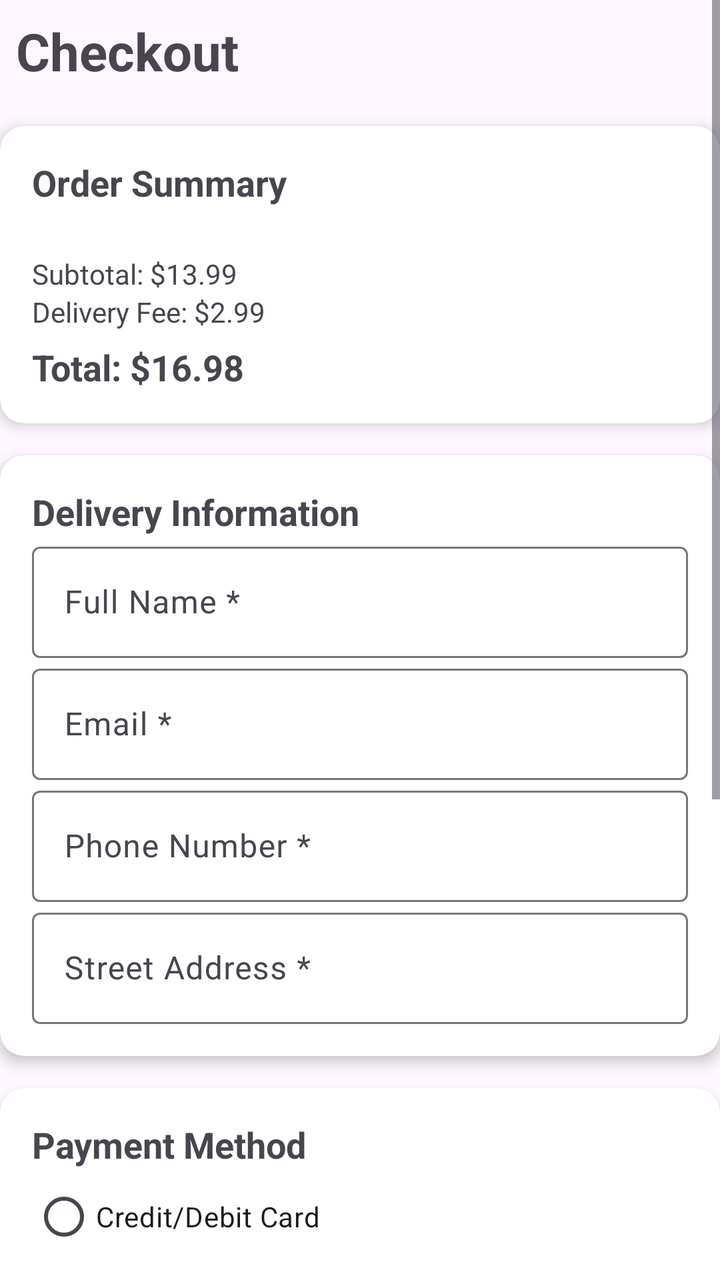
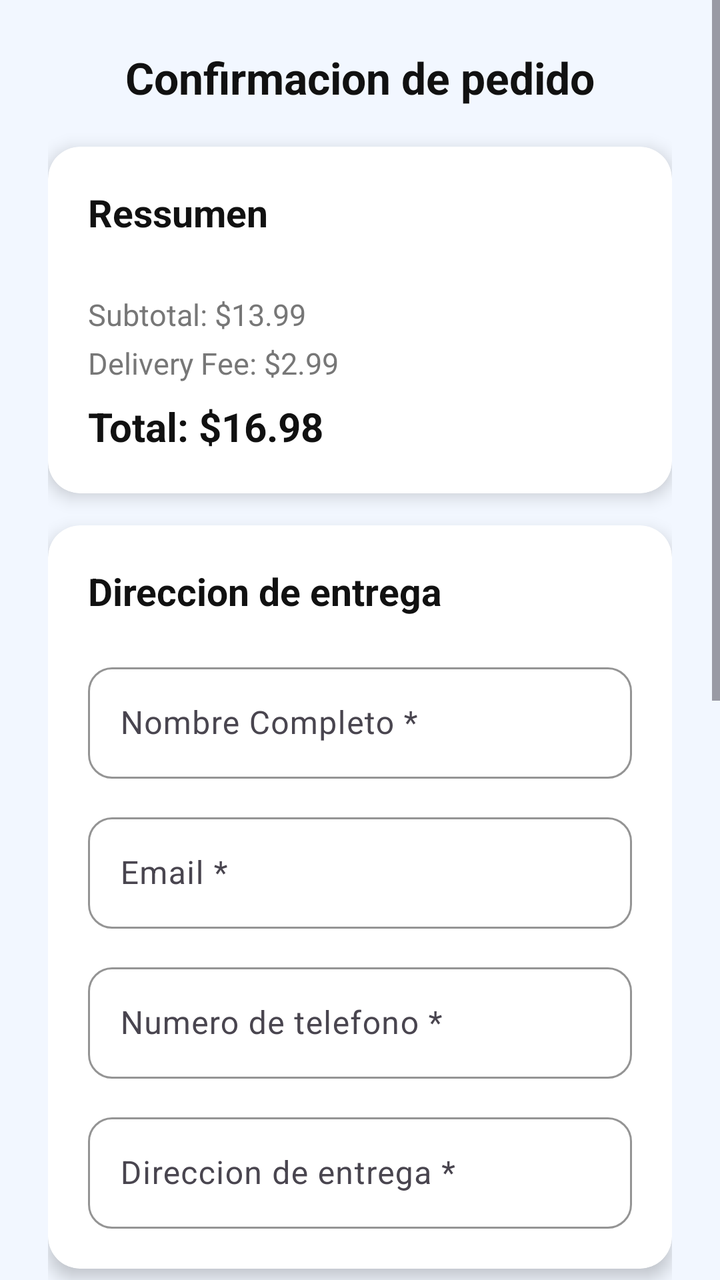

An Android layout rendered at two revisions. The XML below is the earlier revision; the diff shows what the commit changed to produce the second picture.
<!-- AndroidManifest.xml: application theme Theme.MyApplication -->
<!-- res/layout/fragment_checkout.xml -->
<?xml version="1.0" encoding="utf-8"?>
<ScrollView xmlns:android="http://schemas.android.com/apk/res/android"
    xmlns:tools="http://schemas.android.com/tools"
    android:layout_width="match_parent"
    android:layout_height="match_parent"
    xmlns:app="http://schemas.android.com/apk/res-auto"
    tools:context=".features.order.presentation.fragment.CheckoutFragment">

    <LinearLayout
        android:orientation="vertical"
        android:layout_width="match_parent"
        android:layout_height="wrap_content">

        <TextView
            android:text="Checkout"
            android:textSize="26sp"
            android:textStyle="bold"
            android:layout_width="wrap_content"
            android:layout_height="wrap_content"
            android:padding="8dp" />

        
        <androidx.cardview.widget.CardView
            android:layout_width="match_parent"
            android:layout_height="wrap_content"
            app:cardCornerRadius="12dp"
            android:layout_marginTop="12dp"
            app:cardElevation="4dp">

            <LinearLayout
                android:orientation="vertical"
                android:padding="16dp"
                android:layout_width="match_parent"
                android:layout_height="wrap_content">

                <TextView
                    android:text="Order Summary"
                    android:textStyle="bold"
                    android:textSize="18sp"
                    android:layout_width="wrap_content"
                    android:layout_height="wrap_content" />

                
                <androidx.recyclerview.widget.RecyclerView
                    android:id="@+id/recyclerCheckout"
                    android:orientation="horizontal"
                    android:layout_width="match_parent"
                    android:layout_height="wrap_content"
                    android:paddingTop="12dp"/>

                <TextView
                    android:id="@+id/subtotalText"
                    android:text="Subtotal: $13.99"
                    android:layout_marginTop="12dp"
                    android:layout_width="wrap_content"
                    android:layout_height="wrap_content" />

                <TextView
                    android:id="@+id/deliveryFeeText"
                    android:text="Delivery Fee: $2.99"
                    android:layout_width="wrap_content"
                    android:layout_height="wrap_content" />

                <TextView
                    android:id="@+id/totalText"
                    android:text="Total: $16.98"
                    android:textStyle="bold"
                    android:textSize="18sp"
                    android:layout_marginTop="6dp"
                    android:layout_width="wrap_content"
                    android:layout_height="wrap_content" />
            </LinearLayout>
        </androidx.cardview.widget.CardView>

        
        <androidx.cardview.widget.CardView
            android:layout_width="match_parent"
            android:layout_height="wrap_content"
            android:layout_marginTop="16dp"
            app:cardCornerRadius="12dp"
            app:cardElevation="4dp">

            <LinearLayout
                android:orientation="vertical"
                android:padding="16dp"
                android:layout_width="match_parent"
                android:layout_height="wrap_content">

                <TextView
                    android:text="Delivery Information"
                    android:textSize="18sp"
                    android:textStyle="bold"
                    android:layout_width="wrap_content"
                    android:layout_height="wrap_content" />

                <com.google.android.material.textfield.TextInputLayout
                    android:layout_width="match_parent"
                    android:layout_height="wrap_content"
                    android:hint="Full Name *">

                    <com.google.android.material.textfield.TextInputEditText
                        android:id="@+id/inputName"
                        android:layout_width="match_parent"
                        android:layout_height="wrap_content"/>
                </com.google.android.material.textfield.TextInputLayout>

                <com.google.android.material.textfield.TextInputLayout
                    android:layout_width="match_parent"
                    android:layout_height="wrap_content"
                    android:hint="Email *">

                    <com.google.android.material.textfield.TextInputEditText
                        android:id="@+id/inputEmail"
                        android:layout_width="match_parent"
                        android:layout_height="wrap_content"/>
                </com.google.android.material.textfield.TextInputLayout>

                <com.google.android.material.textfield.TextInputLayout
                    android:layout_width="match_parent"
                    android:layout_height="wrap_content"
                    android:hint="Phone Number *">

                    <com.google.android.material.textfield.TextInputEditText
                        android:id="@+id/inputPhone"
                        android:layout_width="match_parent"
                        android:layout_height="wrap_content"/>
                </com.google.android.material.textfield.TextInputLayout>

                <com.google.android.material.textfield.TextInputLayout
                    android:layout_width="match_parent"
                    android:layout_height="wrap_content"
                    android:hint="Street Address *">

                    <com.google.android.material.textfield.TextInputEditText
                        android:id="@+id/inputAddress"
                        android:layout_width="match_parent"
                        android:layout_height="wrap_content"/>
                </com.google.android.material.textfield.TextInputLayout>
            </LinearLayout>
        </androidx.cardview.widget.CardView>

        
        <androidx.cardview.widget.CardView
            android:layout_width="match_parent"
            android:layout_height="wrap_content"
            android:layout_marginTop="16dp"
            app:cardCornerRadius="12dp"
            app:cardElevation="4dp">

            <LinearLayout
                android:orientation="vertical"
                android:padding="16dp"
                android:layout_width="match_parent"
                android:layout_height="wrap_content">

                <TextView
                    android:text="Payment Method"
                    android:textSize="18sp"
                    android:textStyle="bold"
                    android:layout_width="wrap_content"
                    android:layout_height="wrap_content" />

                <RadioGroup
                    android:id="@+id/paymentGroup"
                    android:layout_width="match_parent"
                    android:layout_height="wrap_content">

                    <RadioButton
                        android:id="@+id/payCard"
                        android:layout_height="match_parent"
                        android:layout_width="wrap_content"
                        android:text="Credit/Debit Card"/>

                    <RadioButton
                        android:id="@+id/payCash"
                        android:text="Cash on Delivery"
                        android:layout_height="match_parent"
                        android:layout_width="wrap_content"/>
                </RadioGroup>
            </LinearLayout>
        </androidx.cardview.widget.CardView>

        <androidx.cardview.widget.CardView
            android:layout_width="match_parent"
            android:layout_height="wrap_content"
            android:layout_marginTop="16dp"
            app:cardCornerRadius="12dp"
            app:cardElevation="4dp">

            <LinearLayout
                android:orientation="vertical"
                android:padding="16dp"
                android:layout_width="match_parent"
                android:layout_height="wrap_content">

                <TextView
                    android:text="Schedule Delivery"
                    android:textSize="18sp"
                    android:textStyle="bold"
                    android:layout_width="wrap_content"
                    android:layout_height="wrap_content" />

                
                <TextView
                    android:text="Delivery Date"
                    android:textStyle="bold"
                    android:layout_marginTop="12dp"
                    android:layout_width="wrap_content"
                    android:layout_height="wrap_content"/>

                <com.google.android.material.textfield.TextInputLayout
                    android:layout_width="match_parent"
                    android:layout_height="wrap_content">

                    <com.google.android.material.textfield.TextInputEditText
                        android:id="@+id/inputDate"
                        android:focusable="false"
                        android:clickable="true"
                        android:hint="Select Date"
                        android:layout_width="match_parent"
                        android:layout_height="wrap_content"/>
                </com.google.android.material.textfield.TextInputLayout>

                
                <TextView
                    android:text="Delivery Time"
                    android:textStyle="bold"
                    android:layout_marginTop="12dp"
                    android:layout_width="wrap_content"
                    android:layout_height="wrap_content"/>

                <com.google.android.material.textfield.TextInputLayout
                    android:layout_width="match_parent"
                    android:layout_height="wrap_content">

                    <com.google.android.material.textfield.TextInputEditText
                        android:id="@+id/inputTime"
                        android:focusable="false"
                        android:clickable="true"
                        android:hint="Select Time"
                        android:layout_width="match_parent"
                        android:layout_height="wrap_content"/>
                </com.google.android.material.textfield.TextInputLayout>

            </LinearLayout>
        </androidx.cardview.widget.CardView>

        
        <Button
            android:id="@+id/btnPlaceOrder"
            android:text="Place Order - $16.98"
            android:layout_marginTop="24dp"
            android:backgroundTint="@android:color/black"
            android:textColor="@android:color/white"
            android:layout_width="match_parent"
            android:layout_height="wrap_content" />

    </LinearLayout>

</ScrollView>
<!-- resources referenced by this layout -->
<resources>
  <style name="Theme.MyApplication" parent="Base.Theme.MyApplication" />
  <style name="Base.Theme.MyApplication" parent="Theme.Material3.DayNight.NoActionBar">
          
          
      </style>
</resources>

<!-- the commit's change to res/layout/fragment_checkout.xml (unified diff, before → after) -->
@@ -1,259 +1,370 @@
 <?xml version="1.0" encoding="utf-8"?>
-<ScrollView xmlns:android="http://schemas.android.com/apk/res/android"
+<ScrollView
+    xmlns:android="http://schemas.android.com/apk/res/android"
+    xmlns:app="http://schemas.android.com/apk/res-auto"
     xmlns:tools="http://schemas.android.com/tools"
     android:layout_width="match_parent"
     android:layout_height="match_parent"
-    xmlns:app="http://schemas.android.com/apk/res-auto"
+    android:background="@color/main_screen"
+    android:fillViewport="true"
     tools:context=".features.order.presentation.fragment.CheckoutFragment">
 
     <LinearLayout
+        android:layout_width="match_parent"
+        android:layout_height="wrap_content"
         android:orientation="vertical"
-        android:layout_width="match_parent"
-        android:layout_height="wrap_content">
-
+        android:padding="24dp">
+
+        
         <TextView
-            android:text="Checkout"
-            android:textSize="26sp"
+            android:layout_width="match_parent"
+            android:layout_height="wrap_content"
+            android:text="Confirmacion de pedido"
+            android:textColor="@color/foodstore_text"
+            android:textSize="22sp"
             android:textStyle="bold"
-            android:layout_width="wrap_content"
-            android:layout_height="wrap_content"
-            android:padding="8dp" />
-
-        
+            android:gravity="center"
+            android:layout_marginBottom="20dp"/>
+
+
         <androidx.cardview.widget.CardView
             android:layout_width="match_parent"
             android:layout_height="wrap_content"
-            app:cardCornerRadius="12dp"
-            android:layout_marginTop="12dp"
-            app:cardElevation="4dp">
+            app:cardBackgroundColor="@color/foodstore_surface"
+            app:cardCornerRadius="16dp"
+            app:cardElevation="5dp">
 
             <LinearLayout
+                android:layout_width="match_parent"
+                android:layout_height="wrap_content"
                 android:orientation="vertical"
-                android:padding="16dp"
-                android:layout_width="match_parent"
-                android:layout_height="wrap_content">
-
-                <TextView
-                    android:text="Order Summary"
-                    android:textStyle="bold"
-                    android:textSize="18sp"
-                    android:layout_width="wrap_content"
-                    android:layout_height="wrap_content" />
-
-                
+                android:padding="20dp">
+
+                <TextView
+                    android:layout_width="match_parent"
+                    android:layout_height="wrap_content"
+                    android:text="Ressumen"
+                    android:textColor="@color/foodstore_text"
+                    android:textSize="19sp"
+                    android:textStyle="bold"/>
+
                 <androidx.recyclerview.widget.RecyclerView
                     android:id="@+id/recyclerCheckout"
-                    android:orientation="horizontal"
-                    android:layout_width="match_parent"
-                    android:layout_height="wrap_content"
-                    android:paddingTop="12dp"/>
-
+                    android:layout_width="match_parent"
+                    android:layout_height="wrap_content"
+                    android:layout_marginTop="12dp"
+                    android:orientation="horizontal"/>
+
+                
                 <TextView
                     android:id="@+id/subtotalText"
+                    android:layout_width="match_parent"
+                    android:layout_height="wrap_content"
+                    android:layout_marginTop="16dp"
                     android:text="Subtotal: $13.99"
-                    android:layout_marginTop="12dp"
-                    android:layout_width="wrap_content"
-                    android:layout_height="wrap_content" />
-
+                    android:textColor="@color/foodstore_text_secondary"
+                    android:textSize="15sp"/>
+
+                
                 <TextView
                     android:id="@+id/deliveryFeeText"
+                    android:layout_width="match_parent"
+                    android:layout_height="wrap_content"
+                    android:layout_marginTop="4dp"
                     android:text="Delivery Fee: $2.99"
-                    android:layout_width="wrap_content"
-                    android:layout_height="wrap_content" />
-
+                    android:textColor="@color/foodstore_text_secondary"
+                    android:textSize="15sp"/>
+
+                
                 <TextView
                     android:id="@+id/totalText"
+                    android:layout_width="match_parent"
+                    android:layout_height="wrap_content"
+                    android:layout_marginTop="8dp"
                     android:text="Total: $16.98"
+                    android:textColor="@color/foodstore_text"
+                    android:textSize="20sp"
+                    android:textStyle="bold"/>
+
+            </LinearLayout>
+
+        </androidx.cardview.widget.CardView>
+
+        
+        <androidx.cardview.widget.CardView
+            android:layout_width="match_parent"
+            android:layout_height="wrap_content"
+            android:layout_marginTop="16dp"
+            app:cardBackgroundColor="@color/foodstore_surface"
+            app:cardCornerRadius="16dp"
+            app:cardElevation="5dp">
+
+            <LinearLayout
+                android:layout_width="match_parent"
+                android:layout_height="wrap_content"
+                android:orientation="vertical"
+                android:padding="20dp">
+
+                <TextView
+                    android:layout_width="match_parent"
+                    android:layout_height="wrap_content"
+                    android:text="Direccion de entrega"
+                    android:textColor="@color/foodstore_text"
+                    android:textSize="19sp"
                     android:textStyle="bold"
-                    android:textSize="18sp"
-                    android:layout_marginTop="6dp"
-                    android:layout_width="wrap_content"
-                    android:layout_height="wrap_content" />
+                    android:layout_marginBottom="4dp"/>
+
+
+                
+                <com.google.android.material.textfield.TextInputLayout
+                    android:layout_width="match_parent"
+                    android:layout_height="wrap_content"
+                    android:layout_marginTop="16dp"
+                    android:hint="Nombre Completo *"
+                    app:boxBackgroundMode="outline"
+                    app:boxCornerRadiusTopStart="12dp"
+                    app:boxCornerRadiusTopEnd="12dp"
+                    app:boxCornerRadiusBottomStart="12dp"
+                    app:boxCornerRadiusBottomEnd="12dp"
+                    app:boxStrokeColor="@color/foodstore_primary">
+
+                    <com.google.android.material.textfield.TextInputEditText
+                        android:id="@+id/inputName"
+                        android:layout_width="match_parent"
+                        android:layout_height="wrap_content"
+                        android:inputType="textPersonName"
+                        android:textSize="16sp"
+                        android:textColor="@android:color/black"
+                        android:textColorHint="@color/foodstore_text_secondary"
+                        />
+
+                </com.google.android.material.textfield.TextInputLayout>
+
+
+                
+                <com.google.android.material.textfield.TextInputLayout
+                    android:layout_width="match_parent"
+                    android:layout_height="wrap_content"
+                    android:layout_marginTop="14dp"
+                    android:hint="Email *"
+                    app:boxBackgroundMode="outline"
+                    app:boxCornerRadiusTopStart="12dp"
+                    app:boxCornerRadiusTopEnd="12dp"
+                    app:boxCornerRadiusBottomStart="12dp"
+                    app:boxCornerRadiusBottomEnd="12dp"
+                    app:boxStrokeColor="@color/foodstore_primary">
+
+                    <com.google.android.material.textfield.TextInputEditText
+                        android:id="@+id/inputEmail"
+                        android:layout_width="match_parent"
+                        android:layout_height="wrap_content"
+                        android:inputType="textEmailAddress"
+                        android:textSize="16sp"
+                        android:textColor="@android:color/black"
+                        android:textColorHint="@color/foodstore_text_secondary"/>
+
+
+                </com.google.android.material.textfield.TextInputLayout>
+
+
+                
+                <com.google.android.material.textfield.TextInputLayout
+                    android:layout_width="match_parent"
+                    android:layout_height="wrap_content"
+                    android:layout_marginTop="14dp"
+                    android:hint="Numero de telefono *"
+                    app:boxBackgroundMode="outline"
+                    app:boxCornerRadiusTopStart="12dp"
+                    app:boxCornerRadiusTopEnd="12dp"
+                    app:boxCornerRadiusBottomStart="12dp"
+                    app:boxCornerRadiusBottomEnd="12dp"
+                    app:boxStrokeColor="@color/foodstore_primary">
+
+                    <com.google.android.material.textfield.TextInputEditText
+                        android:id="@+id/inputPhone"
+                        android:layout_width="match_parent"
+                        android:layout_height="wrap_content"
+                        android:inputType="phone"
+                        android:textSize="16sp"
+                        android:textColor="@android:color/black"
+                        android:textColorHint="@color/foodstore_text_secondary"/>
+
+                </com.google.android.material.textfield.TextInputLayout>
+
+
+                
+                <com.google.android.material.textfield.TextInputLayout
+                    android:layout_width="match_parent"
+                    android:layout_height="wrap_content"
+                    android:layout_marginTop="14dp"
+                    android:hint="Direccion de entrega *"
+                    app:boxBackgroundMode="outline"
+                    app:boxCornerRadiusTopStart="12dp"
+                    app:boxCornerRadiusTopEnd="12dp"
+                    app:boxCornerRadiusBottomStart="12dp"
+                    app:boxCornerRadiusBottomEnd="12dp"
+                    app:boxStrokeColor="@color/foodstore_primary">
+
+                    <com.google.android.material.textfield.TextInputEditText
+                        android:id="@+id/inputAddress"
+                        android:layout_width="match_parent"
+                        android:layout_height="wrap_content"
+                        android:inputType="textPostalAddress"
+                        android:textSize="16sp"
+                        android:textColor="@android:color/black"
+                        android:textColorHint="@color/foodstore_text_secondary"/>
+
+                </com.google.android.material.textfield.TextInputLayout>
+
             </LinearLayout>
+
         </androidx.cardview.widget.CardView>
 
         
+
         <androidx.cardview.widget.CardView
             android:layout_width="match_parent"
             android:layout_height="wrap_content"
             android:layout_marginTop="16dp"
-            app:cardCornerRadius="12dp"
-            app:cardElevation="4dp">
+            app:cardBackgroundColor="@color/foodstore_surface"
+            app:cardCornerRadius="16dp"
+            app:cardElevation="5dp">
 
             <LinearLayout
+                android:layout_width="match_parent"
+                android:layout_height="wrap_content"
                 android:orientation="vertical"
-                android:padding="16dp"
-                android:layout_width="match_parent"
-                android:layout_height="wrap_content">
-
-                <TextView
-                    android:text="Delivery Information"
-                    android:textSize="18sp"
-                    android:textStyle="bold"
-                    android:layout_width="wrap_content"
-                    android:layout_height="wrap_content" />
-
-                <com.google.android.material.textfield.TextInputLayout
-                    android:layout_width="match_parent"
-                    android:layout_height="wrap_content"
-                    android:hint="Full Name *">
-
-                    <com.google.android.material.textfield.TextInputEditText
-                        android:id="@+id/inputName"
-                        android:layout_width="match_parent"
-                        android:layout_height="wrap_content"/>
-                </com.google.android.material.textfield.TextInputLayout>
-
-                <com.google.android.material.textfield.TextInputLayout
-                    android:layout_width="match_parent"
-                    android:layout_height="wrap_content"
-                    android:hint="Email *">
-
-                    <com.google.android.material.textfield.TextInputEditText
-                        android:id="@+id/inputEmail"
-                        android:layout_width="match_parent"
-                        android:layout_height="wrap_content"/>
-                </com.google.android.material.textfield.TextInputLayout>
-
-                <com.google.android.material.textfield.TextInputLayout
-                    android:layout_width="match_parent"
-                    android:layout_height="wrap_content"
-                    android:hint="Phone Number *">
-
-                    <com.google.android.material.textfield.TextInputEditText
-                        android:id="@+id/inputPhone"
-                        android:layout_width="match_parent"
-                        android:layout_height="wrap_content"/>
-                </com.google.android.material.textfield.TextInputLayout>
-
-                <com.google.android.material.textfield.TextInputLayout
-                    android:layout_width="match_parent"
-                    android:layout_height="wrap_content"
-                    android:hint="Street Address *">
-
-                    <com.google.android.material.textfield.TextInputEditText
-                        android:id="@+id/inputAddress"
-                        android:layout_width="match_parent"
-                        android:layout_height="wrap_content"/>
-                </com.google.android.material.textfield.TextInputLayout>
-            </LinearLayout>
-        </androidx.cardview.widget.CardView>
-
-        
-        <androidx.cardview.widget.CardView
-            android:layout_width="match_parent"
-            android:layout_height="wrap_content"
-            android:layout_marginTop="16dp"
-            app:cardCornerRadius="12dp"
-            app:cardElevation="4dp">
-
-            <LinearLayout
-                android:orientation="vertical"
-                android:padding="16dp"
-                android:layout_width="match_parent"
-                android:layout_height="wrap_content">
-
-                <TextView
-                    android:text="Payment Method"
-                    android:textSize="18sp"
-                    android:textStyle="bold"
-                    android:layout_width="wrap_content"
-                    android:layout_height="wrap_content" />
+                android:padding="20dp">
+
+                <TextView
+                    android:layout_width="match_parent"
+                    android:layout_height="wrap_content"
+                    android:text="Methodo de Pago"
+                    android:textColor="@color/foodstore_text"
+                    android:textSize="19sp"
+                    android:textStyle="bold"/>
 
                 <RadioGroup
                     android:id="@+id/paymentGroup"
                     android:layout_width="match_parent"
-                    android:layout_height="wrap_content">
+                    android:layout_height="wrap_content"
+                    android:layout_marginTop="8dp">
 
                     <RadioButton
                         android:id="@+id/payCard"
-                        android:layout_height="match_parent"
-                        android:layout_width="wrap_content"
-                        android:text="Credit/Debit Card"/>
+                        android:layout_width="match_parent"
+                        android:layout_height="wrap_content"
+                        android:text="Credit/Debit Card"
+                        android:textSize="16sp"/>
 
                     <RadioButton
                         android:id="@+id/payCash"
+                        android:layout_width="match_parent"
+                        android:layout_height="wrap_content"
                         android:text="Cash on Delivery"
-                        android:layout_height="match_parent"
-                        android:layout_width="wrap_content"/>
+                        android:textSize="16sp"/>
+
                 </RadioGroup>
+
             </LinearLayout>
+
         </androidx.cardview.widget.CardView>
 
+        
+
         <androidx.cardview.widget.CardView
             android:layout_width="match_parent"
             android:layout_height="wrap_content"
             android:layout_marginTop="16dp"
-            app:cardCornerRadius="12dp"
-            app:cardElevation="4dp">
+            app:cardBackgroundColor="@color/foodstore_surface"
+            app:cardCornerRadius="16dp"
+            app:cardElevation="5dp">
 
             <LinearLayout
+                android:layout_width="match_parent"
+                android:layout_height="wrap_content"
                 android:orientation="vertical"
-                android:padding="16dp"
-                android:layout_width="match_parent"
-                android:layout_height="wrap_content">
-
-                <TextView
-                    android:text="Schedule Delivery"
-                    android:textSize="18sp"
-                    android:textStyle="bold"
-                    android:layout_width="wrap_content"
-                    android:layout_height="wrap_content" />
-
-                
-                <TextView
-                    android:text="Delivery Date"
-                    android:textStyle="bold"
-                    android:layout_marginTop="12dp"
-                    android:layout_width="wrap_content"
-                    android:layout_height="wrap_content"/>
-
-                <com.google.android.material.textfield.TextInputLayout
-                    android:layout_width="match_parent"
-                    android:layout_height="wrap_content">
+                android:padding="20dp">
+
+                <TextView
+                    android:layout_width="match_parent"
+                    android:layout_height="wrap_content"
+                    android:text="Programar la entrega"
+                    android:textColor="@color/foodstore_text"
+                    android:textSize="19sp"
+                    android:textStyle="bold"/>
+
+
+                
+                <com.google.android.material.textfield.TextInputLayout
+                    android:layout_width="match_parent"
+                    android:layout_height="wrap_content"
+                    android:layout_marginTop="16dp"
+                    android:hint="Dia de entrega"
+                    app:boxBackgroundMode="outline"
+                    app:boxCornerRadiusTopStart="12dp"
+                    app:boxCornerRadiusTopEnd="12dp"
+                    app:boxCornerRadiusBottomStart="12dp"
+                    app:boxCornerRadiusBottomEnd="12dp"
+                    app:boxStrokeColor="@color/foodstore_primary">
 
                     <com.google.android.material.textfield.TextInputEditText
                         android:id="@+id/inputDate"
+                        android:layout_width="match_parent"
+                        android:layout_height="wrap_content"
                         android:focusable="false"
                         android:clickable="true"
-                        android:hint="Select Date"
-                        android:layout_width="match_parent"
-                        android:layout_height="wrap_content"/>
-                </com.google.android.material.textfield.TextInputLayout>
-
-                
-                <TextView
-                    android:text="Delivery Time"
-                    android:textStyle="bold"
-                    android:layout_marginTop="12dp"
-                    android:layout_width="wrap_content"
-                    android:layout_height="wrap_content"/>
-
-                <com.google.android.material.textfield.TextInputLayout
-                    android:layout_width="match_parent"
-                    android:layout_height="wrap_content">
+                        android:hint="Dia de entrega"
+                        android:textSize="16sp"
+                        android:textColor="@android:color/black"/>
+
+
+                </com.google.android.material.textfield.TextInputLayout>
+
+
+                
+                <com.google.android.material.textfield.TextInputLayout
+                    android:layout_width="match_parent"
+                    android:layout_height="wrap_content"
+                    android:layout_marginTop="14dp"
+                    android:hint="Hora de Entrega"
+                    app:boxBackgroundMode="outline"
+                    app:boxCornerRadiusTopStart="12dp"
+                    app:boxCornerRadiusTopEnd="12dp"
+                    app:boxCornerRadiusBottomStart="12dp"
+                    app:boxCornerRadiusBottomEnd="12dp"
+                    app:boxStrokeColor="@color/foodstore_primary">
 
                     <com.google.android.material.textfield.TextInputEditText
                         android:id="@+id/inputTime"
+                        android:layout_width="match_parent"
+                        android:layout_height="wrap_content"
                         android:focusable="false"
                         android:clickable="true"
-                        android:hint="Select Time"
-                        android:layout_width="match_parent"
-                        android:layout_height="wrap_content"/>
+                        android:hint="Hora de Entrega"
+                        android:textSize="16sp"
+                        android:textColor="@android:color/black"/>
+
                 </com.google.android.material.textfield.TextInputLayout>
 
             </LinearLayout>
+
         </androidx.cardview.widget.CardView>
 
         
-        <Button
+
+        <com.google.android.material.button.MaterialButton
             android:id="@+id/btnPlaceOrder"
-            android:text="Place Order - $16.98"
+            android:layout_width="match_parent"
+            android:layout_height="52dp"
             android:layout_marginTop="24dp"
-            android:backgroundTint="@android:color/black"
+            android:layout_marginBottom="16dp"
+            android:text="Realizar Pedido - $16.98"
             android:textColor="@android:color/white"
-            android:layout_width="match_parent"
-            android:layout_height="wrap_content" />
+            android:textSize="16sp"
+            android:textStyle="bold"
+            app:backgroundTint="@color/foodstore_primary"
+            app:cornerRadius="12dp"/>
 
     </LinearLayout>
 
<!-- resource entries referenced after the edit -->
@@ -1,5 +1,10 @@
 <!-- resources referenced by this layout -->
 <resources>
+  <color name="foodstore_primary">#263963</color>
+  <color name="foodstore_surface">#FFFFFF</color>
+  <color name="foodstore_text">#111111</color>
+  <color name="foodstore_text_secondary">#777777</color>
+  <color name="main_screen">#F2F7FF</color>
   <style name="Theme.MyApplication" parent="Base.Theme.MyApplication" />
   <style name="Base.Theme.MyApplication" parent="Theme.Material3.DayNight.NoActionBar">
           
